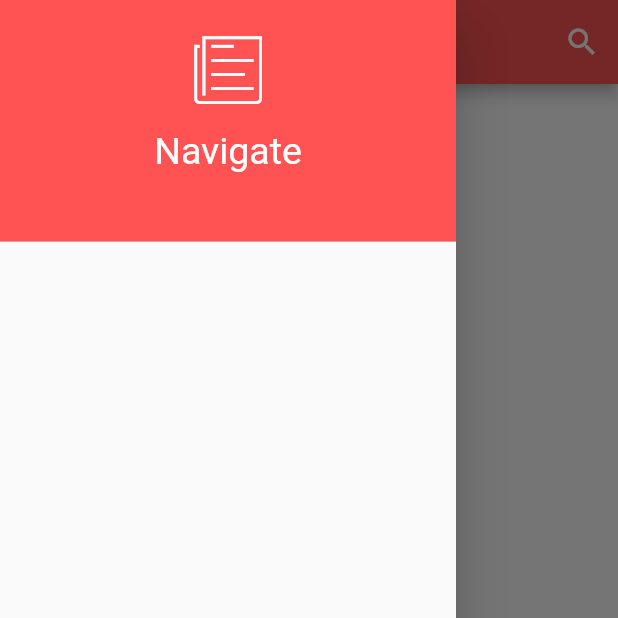
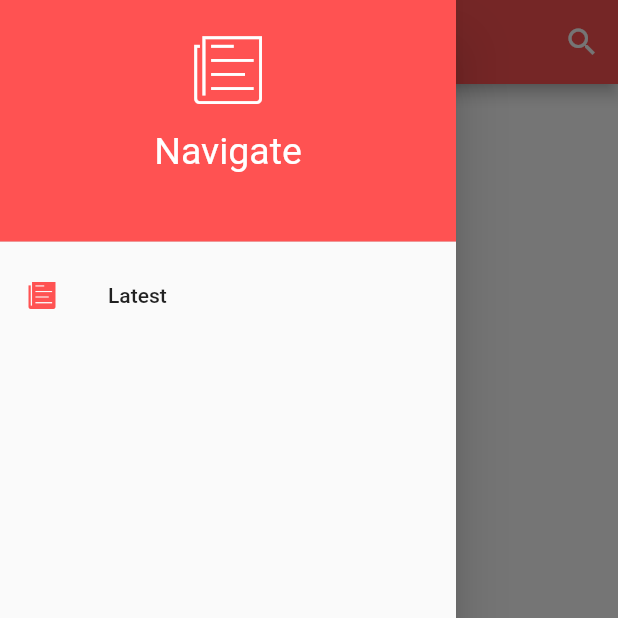
Before and after one commit to rohan843/newsly, a Flutter app: the screen it shows after launch, with the side drawer open, on a phone screen of 412 x 824 dp, the top half of it. Run offline on Flutter 3.47's test engine with Material 2 defaults, Android fonts, the phone set to English and light mode, and no system bars; our stand-ins replace flutter_spinkit.

Commit message:
added navigation drawer

```diff
--- a/lib/screens/home.dart
+++ b/lib/screens/home.dart
@@ -57,6 +57,10 @@ class _HomeState extends State<Home> {
                 color: Colors.redAccent,
                 ),
               ),
+            ListTile(
+              leading: Icon(CupertinoIcons.news_solid, color: Colors.redAccent,),
+              title: Text('Latest'),
+            ),
           ],
         ),
       ),
```
